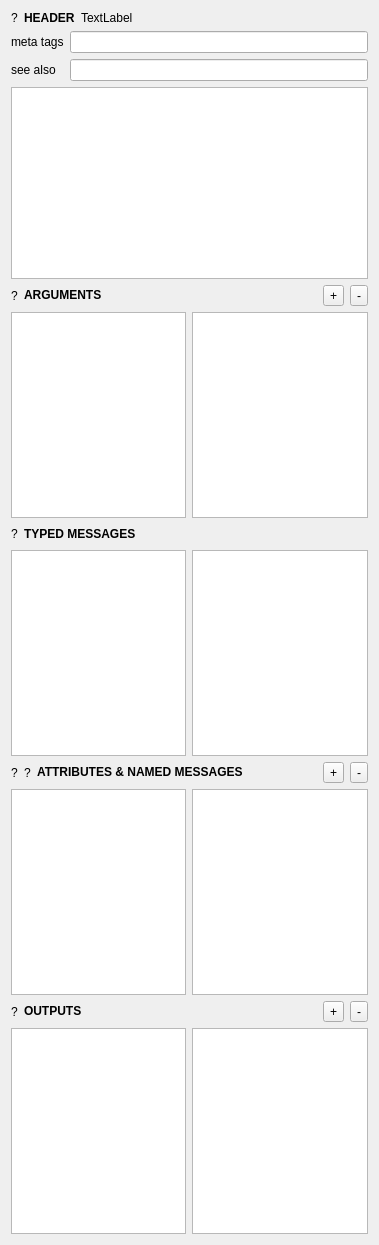
Qt form source/HelpForMax/_Forms/PatchWidget.ui (xavierxeon-music/WaMax) before a commit.
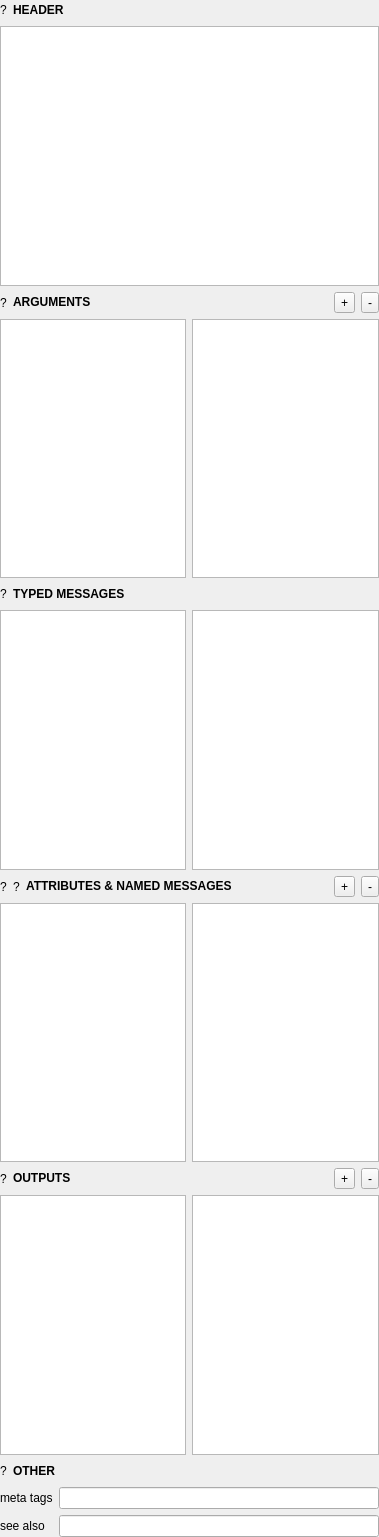
The same form after that commit. Custom widgets are drawn as their Qt base class.

The edit to the form file:
```diff
--- a/source/HelpForMax/_Forms/PatchWidget.ui
+++ b/source/HelpForMax/_Forms/PatchWidget.ui
@@ -7,57 +7,95 @@
     <x>0</x>
     <y>0</y>
     <width>379</width>
-    <height>1245</height>
+    <height>1537</height>
    </rect>
   </property>
   <property name="windowTitle">
    <string>Form</string>
   </property>
-  <layout class="QGridLayout" name="gridLayout_2">
-   <item row="3" column="1">
+  <layout class="QGridLayout" name="gridLayout_3">
+   <property name="leftMargin">
+    <number>0</number>
+   </property>
+   <property name="topMargin">
+    <number>0</number>
+   </property>
+   <property name="rightMargin">
+    <number>0</number>
+   </property>
+   <property name="bottomMargin">
+    <number>0</number>
+   </property>
+   <item row="1" column="0" colspan="2">
+    <widget class="Patch::TreeView" name="headerTree"/>
+   </item>
+   <item row="2" column="0" colspan="2">
+    <layout class="QHBoxLayout" name="horizontalLayout">
+     <item>
+      <widget class="QLabel" name="argumentIcon">
+       <property name="text">
+        <string>?</string>
+       </property>
+      </widget>
+     </item>
+     <item>
+      <widget class="QLabel" name="argumentInfo">
+       <property name="text">
+        <string>&lt;html&gt;&lt;head/&gt;&lt;body&gt;&lt;p&gt;&lt;span style=&quot; font-weight:700;&quot;&gt;ARGUMENTS&lt;/span&gt;&lt;/p&gt;&lt;/body&gt;&lt;/html&gt;</string>
+       </property>
+      </widget>
+     </item>
+     <item>
+      <spacer name="horizontalSpacer">
+       <property name="orientation">
+        <enum>Qt::Orientation::Horizontal</enum>
+       </property>
+       <property name="sizeType">
+        <enum>QSizePolicy::Policy::Expanding</enum>
+       </property>
+       <property name="sizeHint" stdset="0">
+        <size>
+         <width>40</width>
+         <height>20</height>
+        </size>
+       </property>
+      </spacer>
+     </item>
+     <item>
+      <widget class="QToolButton" name="argumentAddButton">
+       <property name="sizePolicy">
+        <sizepolicy hsizetype="Minimum" vsizetype="Fixed">
+         <horstretch>0</horstretch>
+         <verstretch>0</verstretch>
+        </sizepolicy>
+       </property>
+       <property name="text">
+        <string>+</string>
+       </property>
+      </widget>
+     </item>
+     <item>
+      <widget class="QToolButton" name="argumentRemoveButton">
+       <property name="text">
+        <string>-</string>
+       </property>
+      </widget>
+     </item>
+    </layout>
+   </item>
+   <item row="3" column="0">
     <widget class="Patch::SuggestView" name="argumentSuggestTree"/>
    </item>
-   <item row="5" column="1">
+   <item row="3" column="1">
+    <widget class="Patch::TreeView" name="argumentTree"/>
+   </item>
+   <item row="5" column="0">
     <widget class="Patch::SuggestView" name="typedMessageSuggestTree"/>
    </item>
-   <item row="0" column="1" colspan="2">
-    <layout class="QHBoxLayout" name="horizontalLayout_5">
-     <item>
-      <widget class="QLabel" name="patchIcon">
-       <property name="text">
-        <string>?</string>
-       </property>
-      </widget>
-     </item>
-     <item>
-      <widget class="QLabel" name="nameInfo">
-       <property name="text">
-        <string>&lt;html&gt;&lt;head/&gt;&lt;body&gt;&lt;p&gt;&lt;span style=&quot; font-weight:700;&quot;&gt;HEADER&lt;/span&gt;&lt;/p&gt;&lt;/body&gt;&lt;/html&gt;</string>
-       </property>
-      </widget>
-     </item>
-     <item>
-      <widget class="QLabel" name="patchNameLabel">
-       <property name="sizePolicy">
-        <sizepolicy hsizetype="MinimumExpanding" vsizetype="Preferred">
-         <horstretch>0</horstretch>
-         <verstretch>0</verstretch>
-        </sizepolicy>
-       </property>
-       <property name="text">
-        <string>TextLabel</string>
-       </property>
-      </widget>
-     </item>
-    </layout>
-   </item>
-   <item row="8" column="2">
-    <widget class="Patch::TreeView" name="namedMessageTree"/>
-   </item>
-   <item row="5" column="2">
+   <item row="5" column="1">
     <widget class="Patch::TreeView" name="typedMessageTree"/>
    </item>
-   <item row="7" column="1" colspan="2">
+   <item row="6" column="0" colspan="2">
     <layout class="QHBoxLayout" name="horizontalLayout_3">
      <item>
       <widget class="QLabel" name="attributeIcon">
@@ -109,7 +147,64 @@
      </item>
     </layout>
    </item>
-   <item row="1" column="1" colspan="2">
+   <item row="7" column="0">
+    <widget class="Patch::SuggestView" name="namedMessageSuggestTree"/>
+   </item>
+   <item row="7" column="1">
+    <widget class="Patch::TreeView" name="namedMessageTree"/>
+   </item>
+   <item row="8" column="0" colspan="2">
+    <layout class="QHBoxLayout" name="horizontalLayout_4">
+     <item>
+      <widget class="QLabel" name="outputIcon">
+       <property name="text">
+        <string>?</string>
+       </property>
+      </widget>
+     </item>
+     <item>
+      <widget class="QLabel" name="outputInfo">
+       <property name="text">
+        <string>&lt;html&gt;&lt;head/&gt;&lt;body&gt;&lt;p&gt;&lt;span style=&quot; font-weight:700;&quot;&gt;OUTPUTS&lt;/span&gt;&lt;/p&gt;&lt;/body&gt;&lt;/html&gt;</string>
+       </property>
+      </widget>
+     </item>
+     <item>
+      <spacer name="horizontalSpacer_4">
+       <property name="orientation">
+        <enum>Qt::Orientation::Horizontal</enum>
+       </property>
+       <property name="sizeHint" stdset="0">
+        <size>
+         <width>40</width>
+         <height>20</height>
+        </size>
+       </property>
+      </spacer>
+     </item>
+     <item>
+      <widget class="QToolButton" name="outputAddButton">
+       <property name="text">
+        <string>+</string>
+       </property>
+      </widget>
+     </item>
+     <item>
+      <widget class="QToolButton" name="outputRemoveButton">
+       <property name="text">
+        <string>-</string>
+       </property>
+      </widget>
+     </item>
+    </layout>
+   </item>
+   <item row="9" column="0">
+    <widget class="Patch::SuggestView" name="outputSuggestTree"/>
+   </item>
+   <item row="9" column="1">
+    <widget class="Patch::TreeView" name="outputTree"/>
+   </item>
+   <item row="11" column="0" colspan="2">
     <layout class="QGridLayout" name="gridLayout">
      <item row="0" column="0">
       <widget class="QLabel" name="metaTagInfo">
@@ -118,9 +213,6 @@
        </property>
       </widget>
      </item>
-     <item row="1" column="1">
-      <widget class="QLineEdit" name="seeAlsoEdit"/>
-     </item>
      <item row="0" column="1">
       <widget class="QLineEdit" name="metaTagEdit"/>
      </item>
@@ -131,35 +223,32 @@
        </property>
       </widget>
      </item>
-     <item row="2" column="0" colspan="2">
-      <widget class="Patch::TreeView" name="headerTree"/>
+     <item row="1" column="1">
+      <widget class="QLineEdit" name="seeAlsoEdit"/>
      </item>
     </layout>
    </item>
-   <item row="2" column="1" colspan="2">
-    <layout class="QHBoxLayout" name="horizontalLayout">
+   <item row="0" column="0" colspan="2">
+    <layout class="QHBoxLayout" name="horizontalLayout_5">
      <item>
-      <widget class="QLabel" name="argumentIcon">
+      <widget class="QLabel" name="patchIcon">
        <property name="text">
         <string>?</string>
        </property>
       </widget>
      </item>
      <item>
-      <widget class="QLabel" name="argumentInfo">
+      <widget class="QLabel" name="nameInfo">
        <property name="text">
-        <string>&lt;html&gt;&lt;head/&gt;&lt;body&gt;&lt;p&gt;&lt;span style=&quot; font-weight:700;&quot;&gt;ARGUMENTS&lt;/span&gt;&lt;/p&gt;&lt;/body&gt;&lt;/html&gt;</string>
+        <string>&lt;html&gt;&lt;head/&gt;&lt;body&gt;&lt;p&gt;&lt;span style=&quot; font-weight:700;&quot;&gt;HEADER&lt;/span&gt;&lt;/p&gt;&lt;/body&gt;&lt;/html&gt;</string>
        </property>
       </widget>
      </item>
      <item>
-      <spacer name="horizontalSpacer">
+      <spacer name="horizontalSpacer_6">
        <property name="orientation">
         <enum>Qt::Orientation::Horizontal</enum>
        </property>
-       <property name="sizeType">
-        <enum>QSizePolicy::Policy::Expanding</enum>
-       </property>
        <property name="sizeHint" stdset="0">
         <size>
          <width>40</width>
@@ -168,32 +257,9 @@
        </property>
       </spacer>
      </item>
-     <item>
-      <widget class="QToolButton" name="argumentAddButton">
-       <property name="sizePolicy">
-        <sizepolicy hsizetype="Minimum" vsizetype="Fixed">
-         <horstretch>0</horstretch>
-         <verstretch>0</verstretch>
-        </sizepolicy>
-       </property>
-       <property name="text">
-        <string>+</string>
-       </property>
-      </widget>
-     </item>
-     <item>
-      <widget class="QToolButton" name="argumentRemoveButton">
-       <property name="text">
-        <string>-</string>
-       </property>
-      </widget>
-     </item>
     </layout>
    </item>
-   <item row="8" column="1">
-    <widget class="Patch::SuggestView" name="namedMessageSuggestTree"/>
-   </item>
-   <item row="4" column="1" colspan="2">
+   <item row="4" column="0" colspan="2">
     <layout class="QHBoxLayout" name="horizontalLayout_2">
      <item>
       <widget class="QLabel" name="typedMessageIcon">
@@ -224,24 +290,24 @@
      </item>
     </layout>
    </item>
-   <item row="10" column="1" colspan="2">
-    <layout class="QHBoxLayout" name="horizontalLayout_4">
+   <item row="10" column="0" colspan="2">
+    <layout class="QHBoxLayout" name="horizontalLayout_6">
      <item>
-      <widget class="QLabel" name="outputIcon">
+      <widget class="QLabel" name="otherIcon">
        <property name="text">
         <string>?</string>
        </property>
       </widget>
      </item>
      <item>
-      <widget class="QLabel" name="outputInfo">
+      <widget class="QLabel" name="otherInfo">
        <property name="text">
-        <string>&lt;html&gt;&lt;head/&gt;&lt;body&gt;&lt;p&gt;&lt;span style=&quot; font-weight:700;&quot;&gt;OUTPUTS&lt;/span&gt;&lt;/p&gt;&lt;/body&gt;&lt;/html&gt;</string>
+        <string>&lt;html&gt;&lt;head/&gt;&lt;body&gt;&lt;p&gt;&lt;span style=&quot; font-weight:700;&quot;&gt;OTHER&lt;/span&gt;&lt;/p&gt;&lt;/body&gt;&lt;/html&gt;</string>
        </property>
       </widget>
      </item>
      <item>
-      <spacer name="horizontalSpacer_4">
+      <spacer name="horizontalSpacer_5">
        <property name="orientation">
         <enum>Qt::Orientation::Horizontal</enum>
        </property>
@@ -253,31 +319,8 @@
        </property>
       </spacer>
      </item>
-     <item>
-      <widget class="QToolButton" name="outputAddButton">
-       <property name="text">
-        <string>+</string>
-       </property>
-      </widget>
-     </item>
-     <item>
-      <widget class="QToolButton" name="outputRemoveButton">
-       <property name="text">
-        <string>-</string>
-       </property>
-      </widget>
-     </item>
     </layout>
    </item>
-   <item row="3" column="2">
-    <widget class="Patch::TreeView" name="argumentTree"/>
-   </item>
-   <item row="11" column="1">
-    <widget class="Patch::SuggestView" name="outputSuggestTree"/>
-   </item>
-   <item row="11" column="2">
-    <widget class="Patch::TreeView" name="outputTree"/>
-   </item>
   </layout>
  </widget>
  <customwidgets>
```
